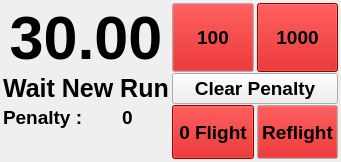
Old version of the form F3FChrono/gui/WChrono.ui in the repository jomarin38/F3FChrono.
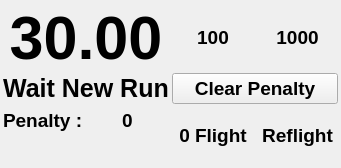
New version of the form.

Commit message:
Fix incoherent time when using next button + colors on buttons (#155)
Closes Issue #154

* fix training issue after chronomode switch
fix chrono time when btn next used with instart & first base
change button red color in chrono gui

* Adding multiple colors

```diff
--- a/F3FChrono/gui/WChrono.ui
+++ b/F3FChrono/gui/WChrono.ui
@@ -7,7 +7,7 @@
     <x>0</x>
     <y>0</y>
     <width>341</width>
-    <height>162</height>
+    <height>168</height>
    </rect>
   </property>
   <property name="sizePolicy">
@@ -125,920 +125,13 @@
      </property>
     </widget>
    </item>
-   <item row="0" column="3">
-    <widget class="QPushButton" name="btn_penalty_1000">
+   <item row="2" column="2" rowspan="2">
+    <widget class="QLabel" name="nullFlight">
      <property name="sizePolicy">
       <sizepolicy hsizetype="Expanding" vsizetype="Expanding">
        <horstretch>0</horstretch>
        <verstretch>0</verstretch>
       </sizepolicy>
-     </property>
-     <property name="palette">
-      <palette>
-       <active>
-        <colorrole role="WindowText">
-         <brush brushstyle="SolidPattern">
-          <color alpha="255">
-           <red>0</red>
-           <green>0</green>
-           <blue>0</blue>
-          </color>
-         </brush>
-        </colorrole>
-        <colorrole role="Button">
-         <brush brushstyle="SolidPattern">
-          <color alpha="255">
-           <red>204</red>
-           <green>0</green>
-           <blue>0</blue>
-          </color>
-         </brush>
-        </colorrole>
-        <colorrole role="Light">
-         <brush brushstyle="SolidPattern">
-          <color alpha="255">
-           <red>255</red>
-           <green>51</green>
-           <blue>51</blue>
-          </color>
-         </brush>
-        </colorrole>
-        <colorrole role="Midlight">
-         <brush brushstyle="SolidPattern">
-          <color alpha="255">
-           <red>229</red>
-           <green>25</green>
-           <blue>25</blue>
-          </color>
-         </brush>
-        </colorrole>
-        <colorrole role="Dark">
-         <brush brushstyle="SolidPattern">
-          <color alpha="255">
-           <red>102</red>
-           <green>0</green>
-           <blue>0</blue>
-          </color>
-         </brush>
-        </colorrole>
-        <colorrole role="Mid">
-         <brush brushstyle="SolidPattern">
-          <color alpha="255">
-           <red>136</red>
-           <green>0</green>
-           <blue>0</blue>
-          </color>
-         </brush>
-        </colorrole>
-        <colorrole role="Text">
-         <brush brushstyle="SolidPattern">
-          <color alpha="255">
-           <red>0</red>
-           <green>0</green>
-           <blue>0</blue>
-          </color>
-         </brush>
-        </colorrole>
-        <colorrole role="BrightText">
-         <brush brushstyle="SolidPattern">
-          <color alpha="255">
-           <red>255</red>
-           <green>255</green>
-           <blue>255</blue>
-          </color>
-         </brush>
-        </colorrole>
-        <colorrole role="ButtonText">
-         <brush brushstyle="SolidPattern">
-          <color alpha="255">
-           <red>0</red>
-           <green>0</green>
-           <blue>0</blue>
-          </color>
-         </brush>
-        </colorrole>
-        <colorrole role="Base">
-         <brush brushstyle="SolidPattern">
-          <color alpha="255">
-           <red>255</red>
-           <green>255</green>
-           <blue>255</blue>
-          </color>
-         </brush>
-        </colorrole>
-        <colorrole role="Window">
-         <brush brushstyle="SolidPattern">
-          <color alpha="255">
-           <red>204</red>
-           <green>0</green>
-           <blue>0</blue>
-          </color>
-         </brush>
-        </colorrole>
-        <colorrole role="Shadow">
-         <brush brushstyle="SolidPattern">
-          <color alpha="255">
-           <red>0</red>
-           <green>0</green>
-           <blue>0</blue>
-          </color>
-         </brush>
-        </colorrole>
-        <colorrole role="AlternateBase">
-         <brush brushstyle="SolidPattern">
-          <color alpha="255">
-           <red>229</red>
-           <green>127</green>
-           <blue>127</blue>
-          </color>
-         </brush>
-        </colorrole>
-        <colorrole role="ToolTipBase">
-         <brush brushstyle="SolidPattern">
-          <color alpha="255">
-           <red>255</red>
-           <green>255</green>
-           <blue>220</blue>
-          </color>
-         </brush>
-        </colorrole>
-        <colorrole role="ToolTipText">
-         <brush brushstyle="SolidPattern">
-          <color alpha="255">
-           <red>0</red>
-           <green>0</green>
-           <blue>0</blue>
-          </color>
-         </brush>
-        </colorrole>
-       </active>
-       <inactive>
-        <colorrole role="WindowText">
-         <brush brushstyle="SolidPattern">
-          <color alpha="255">
-           <red>0</red>
-           <green>0</green>
-           <blue>0</blue>
-          </color>
-         </brush>
-        </colorrole>
-        <colorrole role="Button">
-         <brush brushstyle="SolidPattern">
-          <color alpha="255">
-           <red>204</red>
-           <green>0</green>
-           <blue>0</blue>
-          </color>
-         </brush>
-        </colorrole>
-        <colorrole role="Light">
-         <brush brushstyle="SolidPattern">
-          <color alpha="255">
-           <red>255</red>
-           <green>51</green>
-           <blue>51</blue>
-          </color>
-         </brush>
-        </colorrole>
-        <colorrole role="Midlight">
-         <brush brushstyle="SolidPattern">
-          <color alpha="255">
-           <red>229</red>
-           <green>25</green>
-           <blue>25</blue>
-          </color>
-         </brush>
-        </colorrole>
-        <colorrole role="Dark">
-         <brush brushstyle="SolidPattern">
-          <color alpha="255">
-           <red>102</red>
-           <green>0</green>
-           <blue>0</blue>
-          </color>
-         </brush>
-        </colorrole>
-        <colorrole role="Mid">
-         <brush brushstyle="SolidPattern">
-          <color alpha="255">
-           <red>136</red>
-           <green>0</green>
-           <blue>0</blue>
-          </color>
-         </brush>
-        </colorrole>
-        <colorrole role="Text">
-         <brush brushstyle="SolidPattern">
-          <color alpha="255">
-           <red>0</red>
-           <green>0</green>
-           <blue>0</blue>
-          </color>
-         </brush>
-        </colorrole>
-        <colorrole role="BrightText">
-         <brush brushstyle="SolidPattern">
-          <color alpha="255">
-           <red>255</red>
-           <green>255</green>
-           <blue>255</blue>
-          </color>
-         </brush>
-        </colorrole>
-        <colorrole role="ButtonText">
-         <brush brushstyle="SolidPattern">
-          <color alpha="255">
-           <red>0</red>
-           <green>0</green>
-           <blue>0</blue>
-          </color>
-         </brush>
-        </colorrole>
-        <colorrole role="Base">
-         <brush brushstyle="SolidPattern">
-          <color alpha="255">
-           <red>255</red>
-           <green>255</green>
-           <blue>255</blue>
-          </color>
-         </brush>
-        </colorrole>
-        <colorrole role="Window">
-         <brush brushstyle="SolidPattern">
-          <color alpha="255">
-           <red>204</red>
-           <green>0</green>
-           <blue>0</blue>
-          </color>
-         </brush>
-        </colorrole>
-        <colorrole role="Shadow">
-         <brush brushstyle="SolidPattern">
-          <color alpha="255">
-           <red>0</red>
-           <green>0</green>
-           <blue>0</blue>
-          </color>
-         </brush>
-        </colorrole>
-        <colorrole role="AlternateBase">
-         <brush brushstyle="SolidPattern">
-          <color alpha="255">
-           <red>229</red>
-           <green>127</green>
-           <blue>127</blue>
-          </color>
-         </brush>
-        </colorrole>
-        <colorrole role="ToolTipBase">
-         <brush brushstyle="SolidPattern">
-          <color alpha="255">
-           <red>255</red>
-           <green>255</green>
-           <blue>220</blue>
-          </color>
-         </brush>
-        </colorrole>
-        <colorrole role="ToolTipText">
-         <brush brushstyle="SolidPattern">
-          <color alpha="255">
-           <red>0</red>
-           <green>0</green>
-           <blue>0</blue>
-          </color>
-         </brush>
-        </colorrole>
-       </inactive>
-       <disabled>
-        <colorrole role="WindowText">
-         <brush brushstyle="SolidPattern">
-          <color alpha="255">
-           <red>102</red>
-           <green>0</green>
-           <blue>0</blue>
-          </color>
-         </brush>
-        </colorrole>
-        <colorrole role="Button">
-         <brush brushstyle="SolidPattern">
-          <color alpha="255">
-           <red>204</red>
-           <green>0</green>
-           <blue>0</blue>
-          </color>
-         </brush>
-        </colorrole>
-        <colorrole role="Light">
-         <brush brushstyle="SolidPattern">
-          <color alpha="255">
-           <red>255</red>
-           <green>51</green>
-           <blue>51</blue>
-          </color>
-         </brush>
-        </colorrole>
-        <colorrole role="Midlight">
-         <brush brushstyle="SolidPattern">
-          <color alpha="255">
-           <red>229</red>
-           <green>25</green>
-           <blue>25</blue>
-          </color>
-         </brush>
-        </colorrole>
-        <colorrole role="Dark">
-         <brush brushstyle="SolidPattern">
-          <color alpha="255">
-           <red>102</red>
-           <green>0</green>
-           <blue>0</blue>
-          </color>
-         </brush>
-        </colorrole>
-        <colorrole role="Mid">
-         <brush brushstyle="SolidPattern">
-          <color alpha="255">
-           <red>136</red>
-           <green>0</green>
-           <blue>0</blue>
-          </color>
-         </brush>
-        </colorrole>
-        <colorrole role="Text">
-         <brush brushstyle="SolidPattern">
-          <color alpha="255">
-           <red>102</red>
-           <green>0</green>
-           <blue>0</blue>
-          </color>
-         </brush>
-        </colorrole>
-        <colorrole role="BrightText">
-         <brush brushstyle="SolidPattern">
-          <color alpha="255">
-           <red>255</red>
-           <green>255</green>
-           <blue>255</blue>
-          </color>
-         </brush>
-        </colorrole>
-        <colorrole role="ButtonText">
-         <brush brushstyle="SolidPattern">
-          <color alpha="255">
-           <red>102</red>
-           <green>0</green>
-           <blue>0</blue>
-          </color>
-         </brush>
-        </colorrole>
-        <colorrole role="Base">
-         <brush brushstyle="SolidPattern">
-          <color alpha="255">
-           <red>204</red>
-           <green>0</green>
-           <blue>0</blue>
-          </color>
-         </brush>
-        </colorrole>
-        <colorrole role="Window">
-         <brush brushstyle="SolidPattern">
-          <color alpha="255">
-           <red>204</red>
-           <green>0</green>
-           <blue>0</blue>
-          </color>
-         </brush>
-        </colorrole>
-        <colorrole role="Shadow">
-         <brush brushstyle="SolidPattern">
-          <color alpha="255">
-           <red>0</red>
-           <green>0</green>
-           <blue>0</blue>
-          </color>
-         </brush>
-        </colorrole>
-        <colorrole role="AlternateBase">
-         <brush brushstyle="SolidPattern">
-          <color alpha="255">
-           <red>204</red>
-           <green>0</green>
-           <blue>0</blue>
-          </color>
-         </brush>
-        </colorrole>
-        <colorrole role="ToolTipBase">
-         <brush brushstyle="SolidPattern">
-          <color alpha="255">
-           <red>255</red>
-           <green>255</green>
-           <blue>220</blue>
-          </color>
-         </brush>
-        </colorrole>
-        <colorrole role="ToolTipText">
-         <brush brushstyle="SolidPattern">
-          <color alpha="255">
-           <red>0</red>
-           <green>0</green>
-           <blue>0</blue>
-          </color>
-         </brush>
-        </colorrole>
-       </disabled>
-      </palette>
-     </property>
-     <property name="font">
-      <font>
-       <pointsize>14</pointsize>
-       <weight>75</weight>
-       <bold>true</bold>
-      </font>
-     </property>
-     <property name="text">
-      <string>1000</string>
-     </property>
-    </widget>
-   </item>
-   <item row="0" column="2">
-    <widget class="QPushButton" name="btn_penalty_100">
-     <property name="sizePolicy">
-      <sizepolicy hsizetype="Minimum" vsizetype="Expanding">
-       <horstretch>0</horstretch>
-       <verstretch>0</verstretch>
-      </sizepolicy>
-     </property>
-     <property name="palette">
-      <palette>
-       <active>
-        <colorrole role="Button">
-         <brush brushstyle="SolidPattern">
-          <color alpha="255">
-           <red>204</red>
-           <green>0</green>
-           <blue>0</blue>
-          </color>
-         </brush>
-        </colorrole>
-       </active>
-       <inactive>
-        <colorrole role="Button">
-         <brush brushstyle="SolidPattern">
-          <color alpha="255">
-           <red>204</red>
-           <green>0</green>
-           <blue>0</blue>
-          </color>
-         </brush>
-        </colorrole>
-       </inactive>
-       <disabled>
-        <colorrole role="Button">
-         <brush brushstyle="SolidPattern">
-          <color alpha="255">
-           <red>204</red>
-           <green>0</green>
-           <blue>0</blue>
-          </color>
-         </brush>
-        </colorrole>
-       </disabled>
-      </palette>
-     </property>
-     <property name="font">
-      <font>
-       <pointsize>14</pointsize>
-       <weight>75</weight>
-       <bold>true</bold>
-      </font>
-     </property>
-     <property name="text">
-      <string>100</string>
-     </property>
-    </widget>
-   </item>
-   <item row="2" column="2" rowspan="3">
-    <widget class="QPushButton" name="nullFlight">
-     <property name="sizePolicy">
-      <sizepolicy hsizetype="Expanding" vsizetype="Expanding">
-       <horstretch>0</horstretch>
-       <verstretch>0</verstretch>
-      </sizepolicy>
-     </property>
-     <property name="palette">
-      <palette>
-       <active>
-        <colorrole role="WindowText">
-         <brush brushstyle="SolidPattern">
-          <color alpha="255">
-           <red>0</red>
-           <green>0</green>
-           <blue>0</blue>
-          </color>
-         </brush>
-        </colorrole>
-        <colorrole role="Button">
-         <brush brushstyle="SolidPattern">
-          <color alpha="255">
-           <red>204</red>
-           <green>0</green>
-           <blue>0</blue>
-          </color>
-         </brush>
-        </colorrole>
-        <colorrole role="Light">
-         <brush brushstyle="SolidPattern">
-          <color alpha="255">
-           <red>255</red>
-           <green>51</green>
-           <blue>51</blue>
-          </color>
-         </brush>
-        </colorrole>
-        <colorrole role="Midlight">
-         <brush brushstyle="SolidPattern">
-          <color alpha="255">
-           <red>229</red>
-           <green>25</green>
-           <blue>25</blue>
-          </color>
-         </brush>
-        </colorrole>
-        <colorrole role="Dark">
-         <brush brushstyle="SolidPattern">
-          <color alpha="255">
-           <red>102</red>
-           <green>0</green>
-           <blue>0</blue>
-          </color>
-         </brush>
-        </colorrole>
-        <colorrole role="Mid">
-         <brush brushstyle="SolidPattern">
-          <color alpha="255">
-           <red>136</red>
-           <green>0</green>
-           <blue>0</blue>
-          </color>
-         </brush>
-        </colorrole>
-        <colorrole role="Text">
-         <brush brushstyle="SolidPattern">
-          <color alpha="255">
-           <red>0</red>
-           <green>0</green>
-           <blue>0</blue>
-          </color>
-         </brush>
-        </colorrole>
-        <colorrole role="BrightText">
-         <brush brushstyle="SolidPattern">
-          <color alpha="255">
-           <red>255</red>
-           <green>255</green>
-           <blue>255</blue>
-          </color>
-         </brush>
-        </colorrole>
-        <colorrole role="ButtonText">
-         <brush brushstyle="SolidPattern">
-          <color alpha="255">
-           <red>0</red>
-           <green>0</green>
-           <blue>0</blue>
-          </color>
-         </brush>
-        </colorrole>
-        <colorrole role="Base">
-         <brush brushstyle="SolidPattern">
-          <color alpha="255">
-           <red>255</red>
-           <green>255</green>
-           <blue>255</blue>
-          </color>
-         </brush>
-        </colorrole>
-        <colorrole role="Window">
-         <brush brushstyle="SolidPattern">
-          <color alpha="255">
-           <red>204</red>
-           <green>0</green>
-           <blue>0</blue>
-          </color>
-         </brush>
-        </colorrole>
-        <colorrole role="Shadow">
-         <brush brushstyle="SolidPattern">
-          <color alpha="255">
-           <red>0</red>
-           <green>0</green>
-           <blue>0</blue>
-          </color>
-         </brush>
-        </colorrole>
-        <colorrole role="AlternateBase">
-         <brush brushstyle="SolidPattern">
-          <color alpha="255">
-           <red>229</red>
-           <green>127</green>
-           <blue>127</blue>
-          </color>
-         </brush>
-        </colorrole>
-        <colorrole role="ToolTipBase">
-         <brush brushstyle="SolidPattern">
-          <color alpha="255">
-           <red>255</red>
-           <green>255</green>
-           <blue>220</blue>
-          </color>
-         </brush>
-        </colorrole>
-        <colorrole role="ToolTipText">
-         <brush brushstyle="SolidPattern">
-          <color alpha="255">
-           <red>0</red>
-           <green>0</green>
-           <blue>0</blue>
-          </color>
-         </brush>
-        </colorrole>
-       </active>
-       <inactive>
-        <colorrole role="WindowText">
-         <brush brushstyle="SolidPattern">
-          <color alpha="255">
-           <red>0</red>
-           <green>0</green>
-           <blue>0</blue>
-          </color>
-         </brush>
-        </colorrole>
-        <colorrole role="Button">
-         <brush brushstyle="SolidPattern">
-          <color alpha="255">
-           <red>204</red>
-           <green>0</green>
-           <blue>0</blue>
-          </color>
-         </brush>
-        </colorrole>
-        <colorrole role="Light">
-         <brush brushstyle="SolidPattern">
-          <color alpha="255">
-           <red>255</red>
-           <green>51</green>
-           <blue>51</blue>
-          </color>
-         </brush>
-        </colorrole>
-        <colorrole role="Midlight">
-         <brush brushstyle="SolidPattern">
-          <color alpha="255">
-           <red>229</red>
-           <green>25</green>
-           <blue>25</blue>
-          </color>
-         </brush>
-        </colorrole>
-        <colorrole role="Dark">
-         <brush brushstyle="SolidPattern">
-          <color alpha="255">
-           <red>102</red>
-           <green>0</green>
-           <blue>0</blue>
-          </color>
-         </brush>
-        </colorrole>
-        <colorrole role="Mid">
-         <brush brushstyle="SolidPattern">
-          <color alpha="255">
-           <red>136</red>
-           <green>0</green>
-           <blue>0</blue>
-          </color>
-         </brush>
-        </colorrole>
-        <colorrole role="Text">
-         <brush brushstyle="SolidPattern">
-          <color alpha="255">
-           <red>0</red>
-           <green>0</green>
-           <blue>0</blue>
-          </color>
-         </brush>
-        </colorrole>
-        <colorrole role="BrightText">
-         <brush brushstyle="SolidPattern">
-          <color alpha="255">
-           <red>255</red>
-           <green>255</green>
-           <blue>255</blue>
-          </color>
-         </brush>
-        </colorrole>
-        <colorrole role="ButtonText">
-         <brush brushstyle="SolidPattern">
-          <color alpha="255">
-           <red>0</red>
-           <green>0</green>
-           <blue>0</blue>
-          </color>
-         </brush>
-        </colorrole>
-        <colorrole role="Base">
-         <brush brushstyle="SolidPattern">
-          <color alpha="255">
-           <red>255</red>
-           <green>255</green>
-           <blue>255</blue>
-          </color>
-         </brush>
-        </colorrole>
-        <colorrole role="Window">
-         <brush brushstyle="SolidPattern">
-          <color alpha="255">
-           <red>204</red>
-           <green>0</green>
-           <blue>0</blue>
-          </color>
-         </brush>
-        </colorrole>
-        <colorrole role="Shadow">
-         <brush brushstyle="SolidPattern">
-          <color alpha="255">
-           <red>0</red>
-           <green>0</green>
-           <blue>0</blue>
-          </color>
-         </brush>
-        </colorrole>
-        <colorrole role="AlternateBase">
-         <brush brushstyle="SolidPattern">
-          <color alpha="255">
-           <red>229</red>
-           <green>127</green>
-           <blue>127</blue>
-          </color>
-         </brush>
-        </colorrole>
-        <colorrole role="ToolTipBase">
-         <brush brushstyle="SolidPattern">
-          <color alpha="255">
-           <red>255</red>
-           <green>255</green>
-           <blue>220</blue>
-          </color>
-         </brush>
-        </colorrole>
-        <colorrole role="ToolTipText">
-         <brush brushstyle="SolidPattern">
-          <color alpha="255">
-           <red>0</red>
-           <green>0</green>
-           <blue>0</blue>
-          </color>
-         </brush>
-        </colorrole>
-       </inactive>
-       <disabled>
-        <colorrole role="WindowText">
-         <brush brushstyle="SolidPattern">
-          <color alpha="255">
-           <red>102</red>
-           <green>0</green>
-           <blue>0</blue>
-          </color>
-         </brush>
-        </colorrole>
-        <colorrole role="Button">
-         <brush brushstyle="SolidPattern">
-          <color alpha="255">
-           <red>204</red>
-           <green>0</green>
-           <blue>0</blue>
-          </color>
-         </brush>
-        </colorrole>
-        <colorrole role="Light">
-         <brush brushstyle="SolidPattern">
-          <color alpha="255">
-           <red>255</red>
-           <green>51</green>
-           <blue>51</blue>
-          </color>
-         </brush>
-        </colorrole>
-        <colorrole role="Midlight">
-         <brush brushstyle="SolidPattern">
-          <color alpha="255">
-           <red>229</red>
-           <green>25</green>
-           <blue>25</blue>
-          </color>
-         </brush>
-        </colorrole>
-        <colorrole role="Dark">
-         <brush brushstyle="SolidPattern">
-          <color alpha="255">
-           <red>102</red>
-           <green>0</green>
-           <blue>0</blue>
-          </color>
-         </brush>
-        </colorrole>
-        <colorrole role="Mid">
-         <brush brushstyle="SolidPattern">
-          <color alpha="255">
-           <red>136</red>
-           <green>0</green>
-           <blue>0</blue>
-          </color>
-         </brush>
-        </colorrole>
-        <colorrole role="Text">
-         <brush brushstyle="SolidPattern">
-          <color alpha="255">
-           <red>102</red>
-           <green>0</green>
-           <blue>0</blue>
-          </color>
-         </brush>
-        </colorrole>
-        <colorrole role="BrightText">
-         <brush brushstyle="SolidPattern">
-          <color alpha="255">
-           <red>255</red>
-           <green>255</green>
-           <blue>255</blue>
-          </color>
-         </brush>
-        </colorrole>
-        <colorrole role="ButtonText">
-         <brush brushstyle="SolidPattern">
-          <color alpha="255">
-           <red>102</red>
-           <green>0</green>
-           <blue>0</blue>
-          </color>
-         </brush>
-        </colorrole>
-        <colorrole role="Base">
-         <brush brushstyle="SolidPattern">
-          <color alpha="255">
-           <red>204</red>
-           <green>0</green>
-           <blue>0</blue>
-          </color>
-         </brush>
-        </colorrole>
-        <colorrole role="Window">
-         <brush brushstyle="SolidPattern">
-          <color alpha="255">
-           <red>204</red>
-           <green>0</green>
-           <blue>0</blue>
-          </color>
-         </brush>
-        </colorrole>
-        <colorrole role="Shadow">
-         <brush brushstyle="SolidPattern">
-          <color alpha="255">
-           <red>0</red>
-           <green>0</green>
-           <blue>0</blue>
-          </color>
-         </brush>
-        </colorrole>
-        <colorrole role="AlternateBase">
-         <brush brushstyle="SolidPattern">
-          <color alpha="255">
-           <red>204</red>
-           <green>0</green>
-           <blue>0</blue>
-          </color>
-         </brush>
-        </colorrole>
-        <colorrole role="ToolTipBase">
-         <brush brushstyle="SolidPattern">
-          <color alpha="255">
-           <red>255</red>
-           <green>255</green>
-           <blue>220</blue>
-          </color>
-         </brush>
-        </colorrole>
-        <colorrole role="ToolTipText">
-         <brush brushstyle="SolidPattern">
-          <color alpha="255">
-           <red>0</red>
-           <green>0</green>
-           <blue>0</blue>
-          </color>
-         </brush>
-        </colorrole>
-       </disabled>
-      </palette>
      </property>
      <property name="font">
       <font>
@@ -1050,9 +143,12 @@
      <property name="text">
       <string>0 Flight</string>
      </property>
+     <property name="alignment">
+      <set>Qt::AlignCenter</set>
+     </property>
     </widget>
    </item>
-   <item row="4" column="0" colspan="2">
+   <item row="3" column="0" colspan="2">
     <widget class="QLabel" name="nullFlightLabel">
      <property name="sizePolicy">
       <sizepolicy hsizetype="Preferred" vsizetype="Preferred">
@@ -1075,75 +171,6 @@
      </property>
     </widget>
    </item>
-   <item row="2" column="3" rowspan="3">
-    <widget class="QPushButton" name="Btn_reflight">
-     <property name="sizePolicy">
-      <sizepolicy hsizetype="Minimum" vsizetype="Expanding">
-       <horstretch>0</horstretch>
-       <verstretch>0</verstretch>
-      </sizepolicy>
-     </property>
-     <property name="maximumSize">
-      <size>
-       <width>16777215</width>
-       <height>16777215</height>
-      </size>
-     </property>
-     <property name="palette">
-      <palette>
-       <active>
-        <colorrole role="Button">
-         <brush brushstyle="SolidPattern">
-          <color alpha="255">
-           <red>204</red>
-           <green>0</green>
-           <blue>0</blue>
-          </color>
-         </brush>
-        </colorrole>
-       </active>
-       <inactive>
-        <colorrole role="Button">
-         <brush brushstyle="SolidPattern">
-          <color alpha="255">
-           <red>204</red>
-           <green>0</green>
-           <blue>0</blue>
-          </color>
-         </brush>
-        </colorrole>
-       </inactive>
-       <disabled>
-        <colorrole role="Button">
-         <brush brushstyle="SolidPattern">
-          <color alpha="255">
-           <red>204</red>
-           <green>0</green>
-           <blue>0</blue>
-          </color>
-         </brush>
-        </colorrole>
-       </disabled>
-      </palette>
-     </property>
-     <property name="font">
-      <font>
-       <pointsize>14</pointsize>
-       <weight>75</weight>
-       <bold>true</bold>
-      </font>
-     </property>
-     <property name="layoutDirection">
-      <enum>Qt::LeftToRight</enum>
-     </property>
-     <property name="text">
-      <string>Reflight</string>
-     </property>
-     <property name="flat">
-      <bool>false</bool>
-     </property>
-    </widget>
-   </item>
    <item row="2" column="0">
     <widget class="QLabel" name="label">
      <property name="font">
@@ -1187,6 +214,75 @@
      </property>
     </widget>
    </item>
+   <item row="2" column="3" rowspan="2">
+    <widget class="QLabel" name="reflight">
+     <property name="sizePolicy">
+      <sizepolicy hsizetype="Expanding" vsizetype="Expanding">
+       <horstretch>0</horstretch>
+       <verstretch>0</verstretch>
+      </sizepolicy>
+     </property>
+     <property name="font">
+      <font>
+       <pointsize>14</pointsize>
+       <weight>75</weight>
+       <bold>true</bold>
+      </font>
+     </property>
+     <property name="text">
+      <string>Reflight</string>
+     </property>
+     <property name="alignment">
+      <set>Qt::AlignCenter</set>
+     </property>
+    </widget>
+   </item>
+   <item row="0" column="3">
+    <widget class="QLabel" name="penalty_1000">
+     <property name="sizePolicy">
+      <sizepolicy hsizetype="Expanding" vsizetype="Expanding">
+       <horstretch>0</horstretch>
+       <verstretch>0</verstretch>
+      </sizepolicy>
+     </property>
+     <property name="font">
+      <font>
+       <pointsize>14</pointsize>
+       <weight>75</weight>
+       <bold>true</bold>
+      </font>
+     </property>
+     <property name="text">
+      <string>1000</string>
+     </property>
+     <property name="alignment">
+      <set>Qt::AlignCenter</set>
+     </property>
+    </widget>
+   </item>
+   <item row="0" column="2">
+    <widget class="QLabel" name="penalty_100">
+     <property name="sizePolicy">
+      <sizepolicy hsizetype="Expanding" vsizetype="Expanding">
+       <horstretch>0</horstretch>
+       <verstretch>0</verstretch>
+      </sizepolicy>
+     </property>
+     <property name="font">
+      <font>
+       <pointsize>14</pointsize>
+       <weight>75</weight>
+       <bold>true</bold>
+      </font>
+     </property>
+     <property name="text">
+      <string>100</string>
+     </property>
+     <property name="alignment">
+      <set>Qt::AlignCenter</set>
+     </property>
+    </widget>
+   </item>
   </layout>
  </widget>
  <resources/>
```
The commit also changes 10 other files.
